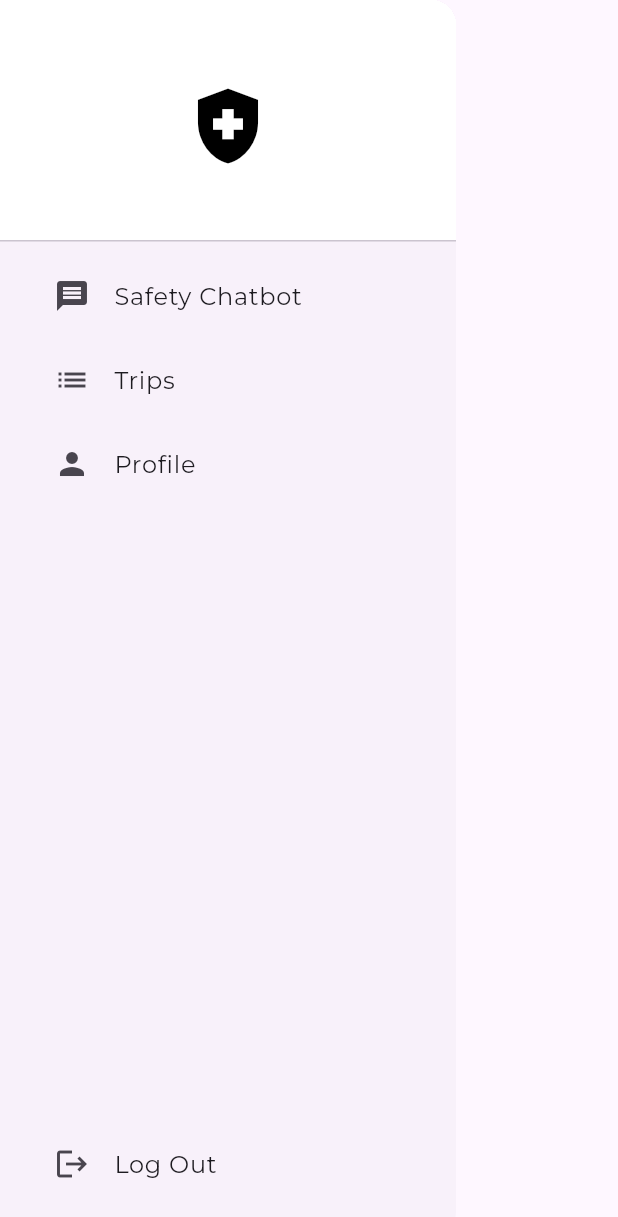
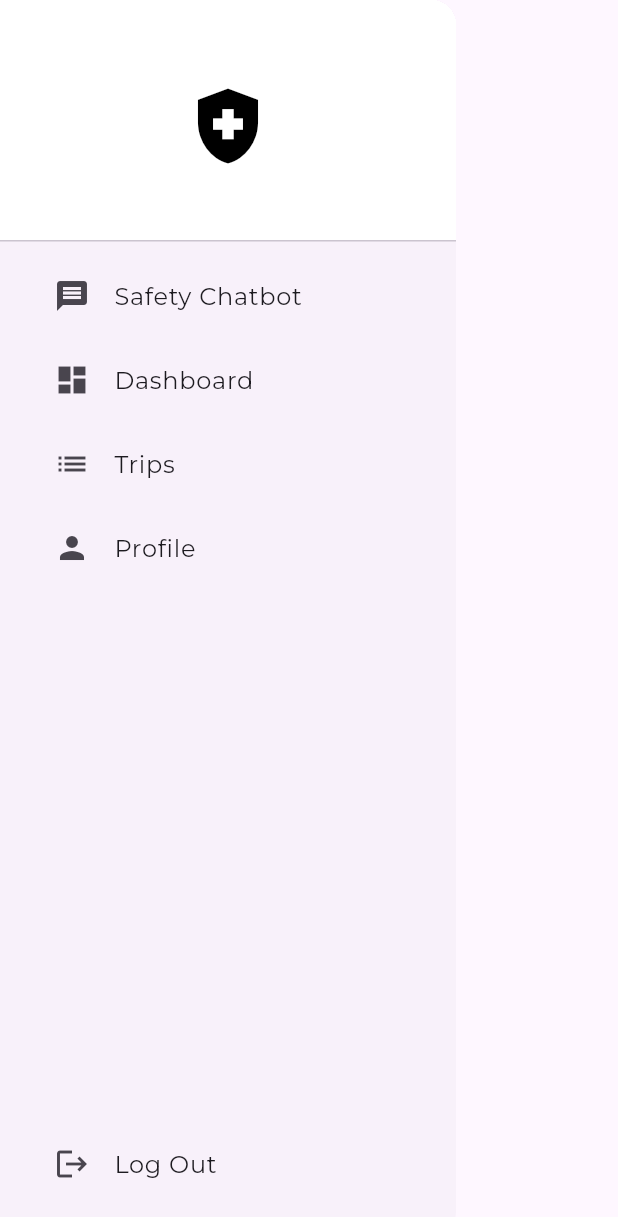
Before and after one commit to dartm05/SafetyApp, a Flutter app: the CustomDrawer widget shown alone on an empty page, opened directly, on a phone screen of 412 x 824 dp. Shown: the top 1217 px of the screen. Run offline on Flutter 3.47's test engine with Material 3 defaults, Android fonts, the phone set to English and light mode, and no system bars; our stand-ins replace flutter_dotenv, flutter_svg, go_router, google_fonts, shared_preferences; accounts and stored records are empty.

Commit message:
refactor(nav_drawer): Add Dashboard link to navigation drawer

```diff
--- a/front/lib/src/features/home/widgets/nav_drawer.dart
+++ b/front/lib/src/features/home/widgets/nav_drawer.dart
@@ -35,6 +35,17 @@ class CustomDrawer extends StatelessWidget {
                   onTap: () {
                     Navigator.of(context).pop();
                     context.go('/chat');
+                  },
+                ),
+              ),
+              Padding(
+                padding: const EdgeInsets.only(left: 20),
+                child: ListTile(
+                  leading: const Icon(Icons.dashboard),
+                  title: const Text('Dashboard'),
+                  onTap: () {
+                    Navigator.of(context).pop();
+                    context.go('/dashboard');
                   },
                 ),
               ),
--- a/front/lib/src/routes/app_router.dart
+++ b/front/lib/src/routes/app_router.dart
@@ -1,6 +1,7 @@
 import 'package:flutter/material.dart';
 import 'package:go_router/go_router.dart';
 import 'package:provider/provider.dart';
+import 'package:safety_app/src/features/dashboard/screens/dashboard_screen.dart';
 import 'package:safety_app/src/features/trip_detail/providers/trip_form_provider.dart';
 import 'package:safety_app/src/features/trip_list/providers/trip_list_provider.dart';
 import 'package:safety_app/src/features/trip_list/screens/trip_list_screen.dart';
@@ -130,6 +131,9 @@ final appRouter = GoRouter(
             },
           ),
           GoRoute(
+              path: '/dashboard',
+              builder: (context, state) => const DashboardScreen()),
+          GoRoute(
             name: 'login',
             path: '/login',
             builder: (context, state) {
```
